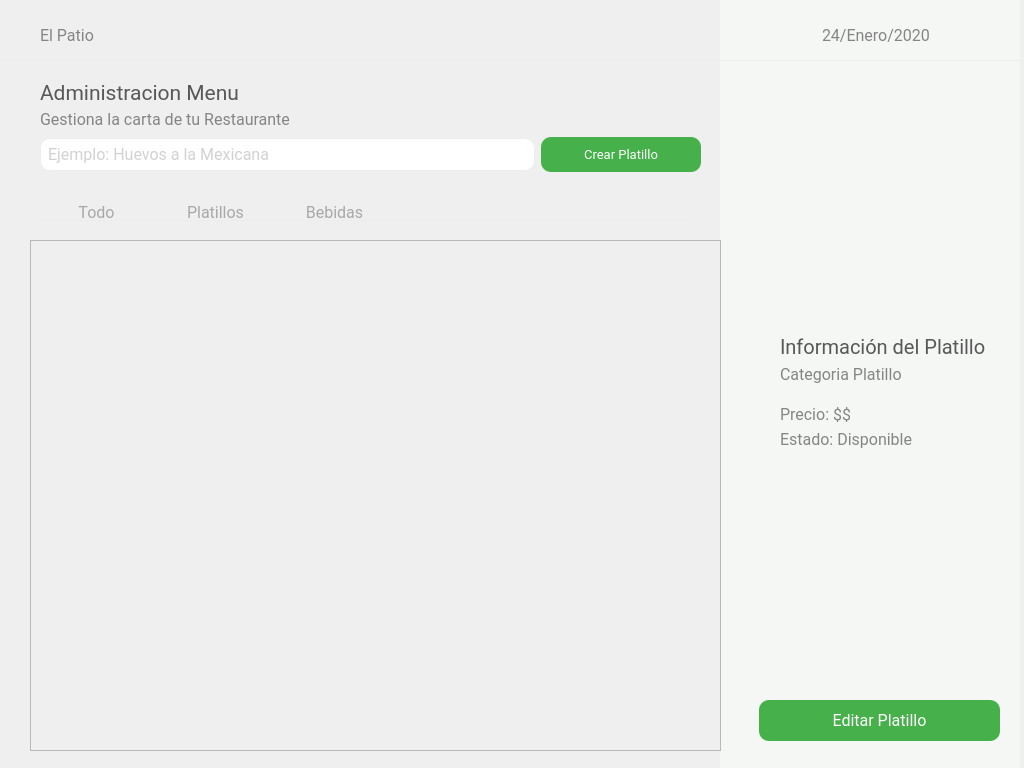
Old version of the form El-Patio/administrador/administrador_crud_platillos.ui in the repository MrDanielG/IHC-ElPatio.
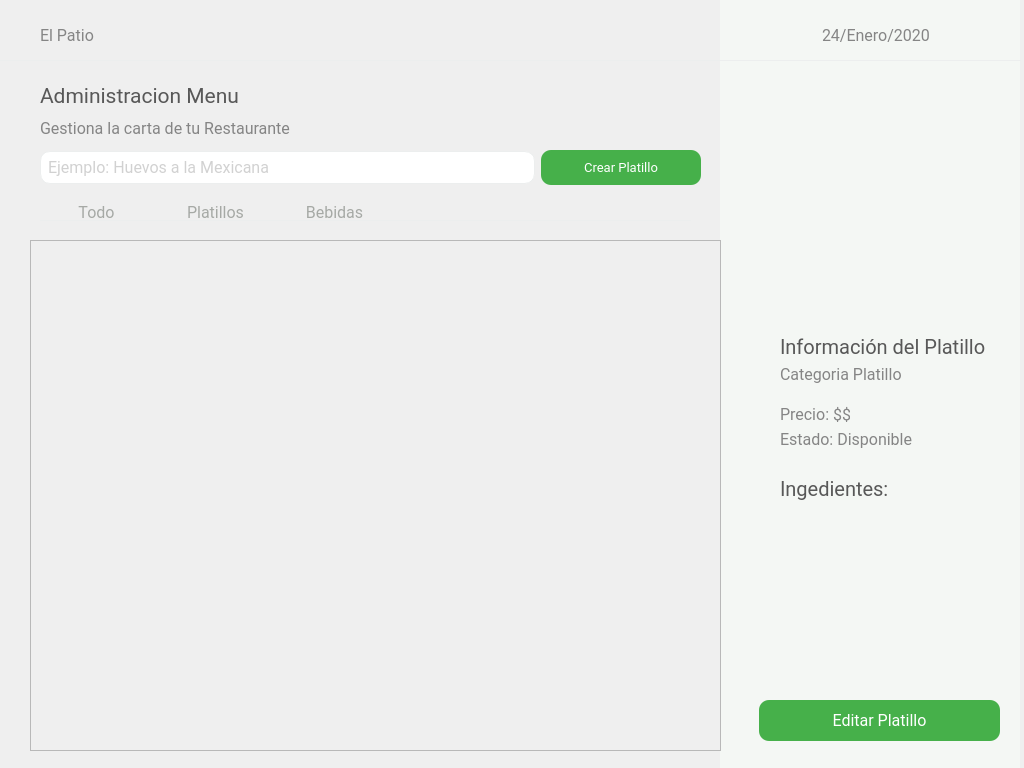
New version of the form. Icons and pictures are not drawn.

Commit message: Mostrar Ingredientes por Platillo

Diff of the .ui file:
```diff
--- a/El-Patio/administrador/administrador_crud_platillos.ui
+++ b/El-Patio/administrador/administrador_crud_platillos.ui
@@ -518,13 +518,13 @@
     <string>Categoria Platillo</string>
    </property>
   </widget>
-  <widget class="QWidget" name="">
+  <widget class="QWidget" name="layoutWidget">
    <property name="geometry">
     <rect>
      <x>40</x>
      <y>80</y>
      <width>661</width>
-     <height>92</height>
+     <height>105</height>
     </rect>
    </property>
    <layout class="QVBoxLayout" name="verticalLayout">
@@ -643,23 +643,62 @@
     </item>
    </layout>
   </widget>
+  <widget class="QWidget" name="gridLayoutWidget">
+   <property name="geometry">
+    <rect>
+     <x>780</x>
+     <y>510</y>
+     <width>211</width>
+     <height>181</height>
+    </rect>
+   </property>
+   <layout class="QGridLayout" name="gridIngredientes"/>
+  </widget>
+  <widget class="QLabel" name="nombrePlatillo_2">
+   <property name="geometry">
+    <rect>
+     <x>780</x>
+     <y>470</y>
+     <width>206</width>
+     <height>31</height>
+    </rect>
+   </property>
+   <property name="font">
+    <font>
+     <family>Roboto</family>
+     <pointsize>15</pointsize>
+    </font>
+   </property>
+   <property name="styleSheet">
+    <string notr="true">color: #585858
+</string>
+   </property>
+   <property name="text">
+    <string>Ingedientes:</string>
+   </property>
+   <property name="alignment">
+    <set>Qt::AlignBottom|Qt::AlignLeading|Qt::AlignLeft</set>
+   </property>
+   <property name="wordWrap">
+    <bool>true</bool>
+   </property>
+  </widget>
   <zorder>sideBar</zorder>
   <zorder>layoutWidget</zorder>
+  <zorder>layoutWidget</zorder>
   <zorder>btneditarPlatillo</zorder>
   <zorder>line_2</zorder>
   <zorder>layoutWidget_2</zorder>
-  <zorder>layoutWidget_5</zorder>
   <zorder>line</zorder>
   <zorder>layoutWidget_6</zorder>
   <zorder>scrollArea</zorder>
   <zorder>imgPlatillo</zorder>
   <zorder>precioPlatillo</zorder>
   <zorder>estadoPlatillo</zorder>
-  <zorder>ln_nombre_insumo</zorder>
-  <zorder>btnCrearPlatillo</zorder>
-  <zorder></zorder>
   <zorder>nombrePlatillo</zorder>
   <zorder>categoriaPlatillo</zorder>
+  <zorder>gridLayoutWidget</zorder>
+  <zorder>nombrePlatillo_2</zorder>
  </widget>
  <resources>
   <include location="../Recursos.qrc"/>
```
The commit also changes 2 other files.
